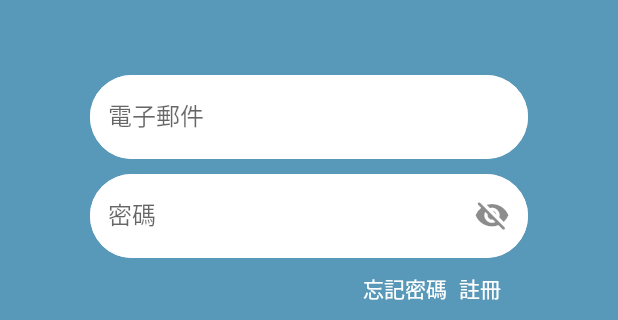
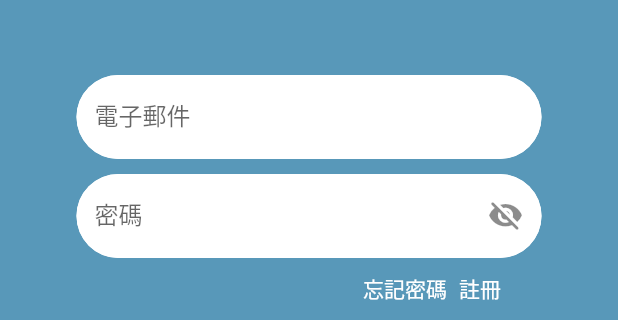
Before and after one commit to Traffic-Titan/TrafficHero-Frontend-APP, a Flutter app: the Login screen opened directly, on a phone screen of 412 x 824 dp, the part 552-872 px from its top. Run offline on Flutter 3.47's test engine with Material 2 defaults, Android fonts, the light colour scheme and no system bars; our stand-ins replace flutter_datetime_picker_plus, flutter_easyloading; missing offline and left inert: dart_jsonwebtoken; statements that could not run were skipped.

Commit message:
fix: 輸入框大小

```diff
--- a/lib/App_Page/Account_Page/Forget_Password.dart
+++ b/lib/App_Page/Account_Page/Forget_Password.dart
@@ -115,7 +115,7 @@ class _forget_password_pageState extends State<forget_password_page> {
                   height: 80,
                 ),
                 InkWell(
-                  child: const Login_button(functionName: "送出"),
+                  child: const block_button(functionName: "送出"),
                   onTap: () {
                     EasyLoading.show(status: 'loading...');
                     forget_password_function(context);
--- a/lib/App_Page/Account_Page/Verify.dart
+++ b/lib/App_Page/Account_Page/Verify.dart
@@ -148,7 +148,7 @@ class _verify_pageState extends State<verify_page> {
                 ),
 
                 InkWell(
-                  child: const Login_button(functionName: "送出"),
+                  child: const block_button(functionName: "送出"),
                   onTap: () {
                     EasyLoading.show(status: 'loading...');
                     verify_function(context);
--- a/lib/Components/Block_Button.dart
+++ b/lib/Components/Block_Button.dart
@@ -1,10 +1,10 @@
 import 'package:traffic_hero/imports.dart';
 
-class Login_button extends StatelessWidget {
+class block_button extends StatelessWidget {
 
   final String functionName;
 
-  const Login_button({
+  const block_button({
     super.key,
     required this.functionName,
   });
--- a/lib/Components/Textfield.dart
+++ b/lib/Components/Textfield.dart
@@ -31,9 +31,9 @@ class MyTextfield extends StatelessWidget {
   Widget build(BuildContext context) {
     return
     Container(
-      width: 600,
+      width: 310,
       child: Padding(
-      padding: const EdgeInsets.symmetric(horizontal: 60.0),
+      padding: const EdgeInsets.symmetric(horizontal: 0),
       child: TextField(
 
         controller: controller,
--- a/lib/Components/Textfield_password.dart
+++ b/lib/Components/Textfield_password.dart
@@ -22,9 +22,9 @@ class Textfield_password extends StatelessWidget {
   @override
   Widget build(BuildContext context) {
     return Container(
-      width: 600,
+      width: 310,
       child: Padding(
-        padding: const EdgeInsets.symmetric(horizontal: 60.0),
+        padding: const EdgeInsets.symmetric(horizontal: 0),
         child: TextField(
           controller: controller,
           obscureText: obscurText,
```
Also changed, not shown: lib/App_Page/Account_Page/Register.dart (+6 -3 lines).
